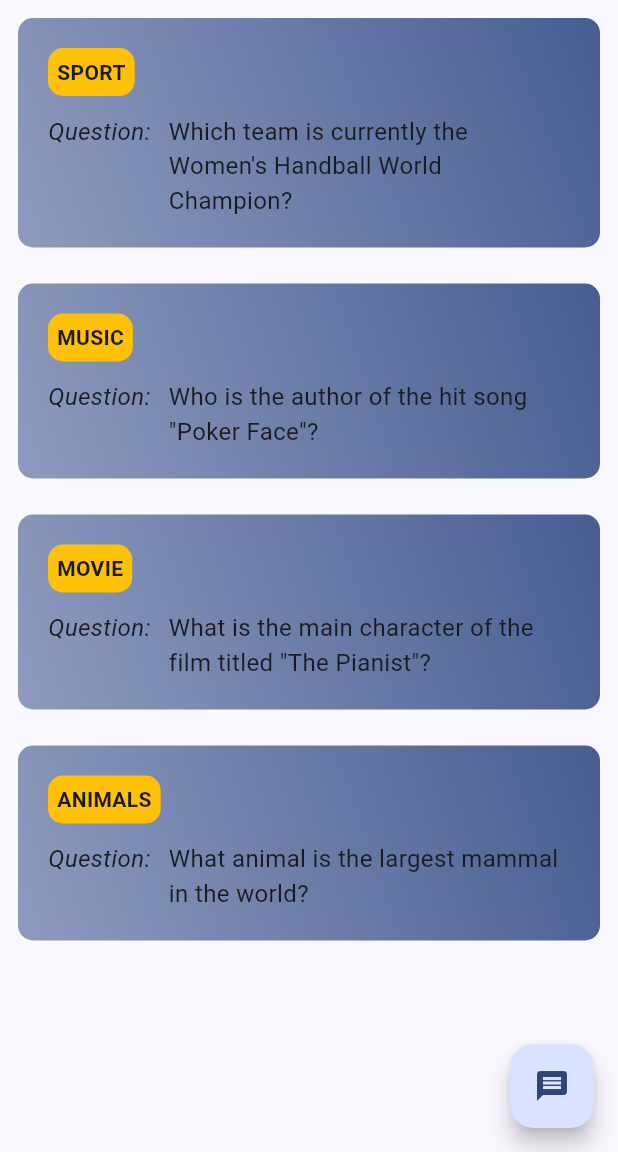
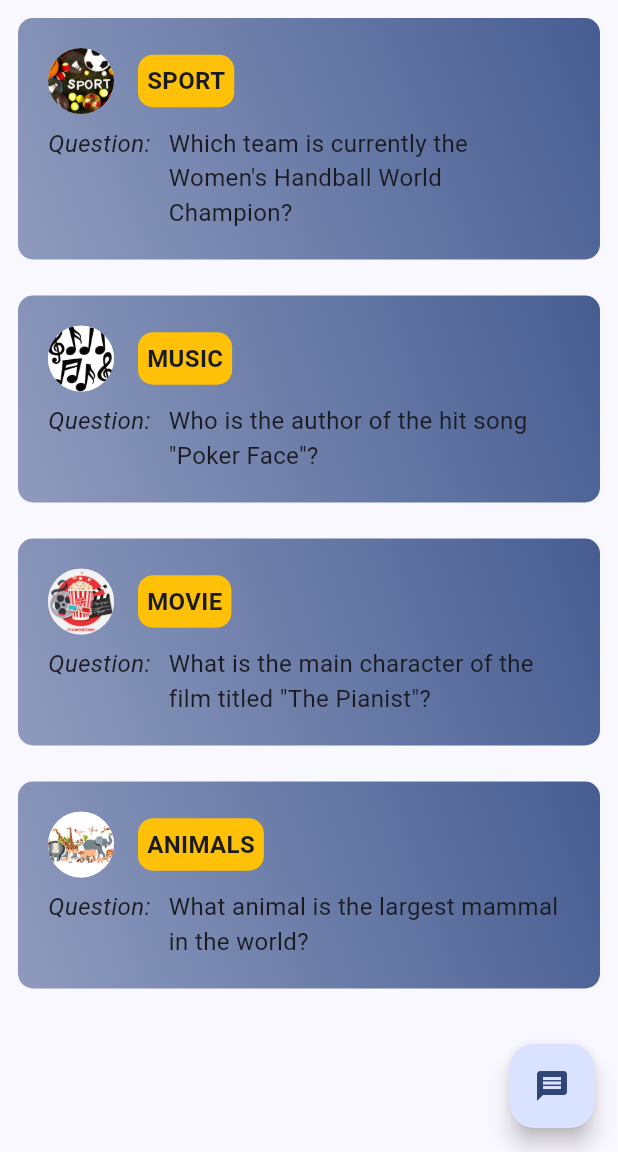
Before and after one commit to magdalenalonc/quiz_poker_zerotomastery_course, a Flutter app: the screen it shows after launch, on a phone screen of 412 x 824 dp, the part 84-1236 px from its top. Run offline on Flutter 3.47's test engine with Material 3 defaults, Android fonts, the phone set to English and light mode, and no system bars.

Commit message:
Fix image path & implement CustomCategory widget

```diff
--- /dev/null
+++ b/lib/widgets/custom_category.dart
@@ -0,0 +1,46 @@
+import 'package:flutter/material.dart';
+
+import '../models/question.dart';
+
+class CustomCategory extends StatelessWidget {
+  const CustomCategory({super.key, required this.category});
+
+  final Category category;
+
+  String _getImagePath(String categoryName) {
+    return 'assets/images/$categoryName.jpg';
+  }
+
+  @override
+  Widget build(BuildContext context) {
+    return Row(
+      mainAxisSize: MainAxisSize.min,
+      children: [
+        CircleAvatar(
+          radius: 22.0,
+          backgroundImage: AssetImage(
+            _getImagePath(category.name),
+          ),
+        ),
+        const SizedBox.square(dimension: 16.0),
+        Container(
+          decoration: BoxDecoration(
+            color: Colors.amber,
+            borderRadius: BorderRadius.circular(10),
+          ),
+          child: Padding(
+            padding: const EdgeInsets.all(6.0),
+            child: Text(
+              category.name.toUpperCase(),
+              style: TextStyle(
+                color: Theme.of(context).colorScheme.onBackground,
+                fontWeight: FontWeight.bold,
+                fontSize: 16.0,
+              ),
+            ),
+          ),
+        ),
+      ],
+    );
+  }
+}
--- a/lib/widgets/question_item.dart
+++ b/lib/widgets/question_item.dart
@@ -1,6 +1,7 @@
 import 'package:flutter/material.dart';
 
 import '../models/question.dart';
+import 'custom_category.dart';
 
 class QuestionItem extends StatelessWidget {
   const QuestionItem({super.key, required this.question});
@@ -43,23 +44,8 @@ class QuestionItem extends StatelessWidget {
       child: Column(
         crossAxisAlignment: CrossAxisAlignment.start,
         children: [
-          Container(
-            decoration: BoxDecoration(
-              color: Colors.amber,
-              borderRadius: BorderRadius.circular(10),
-            ),
-            child: Padding(
-              padding: const EdgeInsets.all(6.0),
-              child: Text(
-                question.category.name.toUpperCase(),
-                style: TextStyle(
-                  color: Theme.of(context).colorScheme.onBackground,
-                  fontWeight: FontWeight.bold,
-                ),
-              ),
-            ),
-          ),
-          const SizedBox.square(dimension: 12.0),
+          CustomCategory(category: question.category),
+          const SizedBox.square(dimension: 8.0),
           Row(
             crossAxisAlignment: CrossAxisAlignment.start,
             children: [
--- a/pubspec.yaml
+++ b/pubspec.yaml
@@ -60,7 +60,7 @@ flutter:
 
   # To add assets to your application, add an assets section, like this:
   assets:
-    - assets/images
+    - assets/images/
   #   - images/a_dot_ham.jpeg
 
   # An image asset can refer to one or more resolution-specific "variants", see
```
